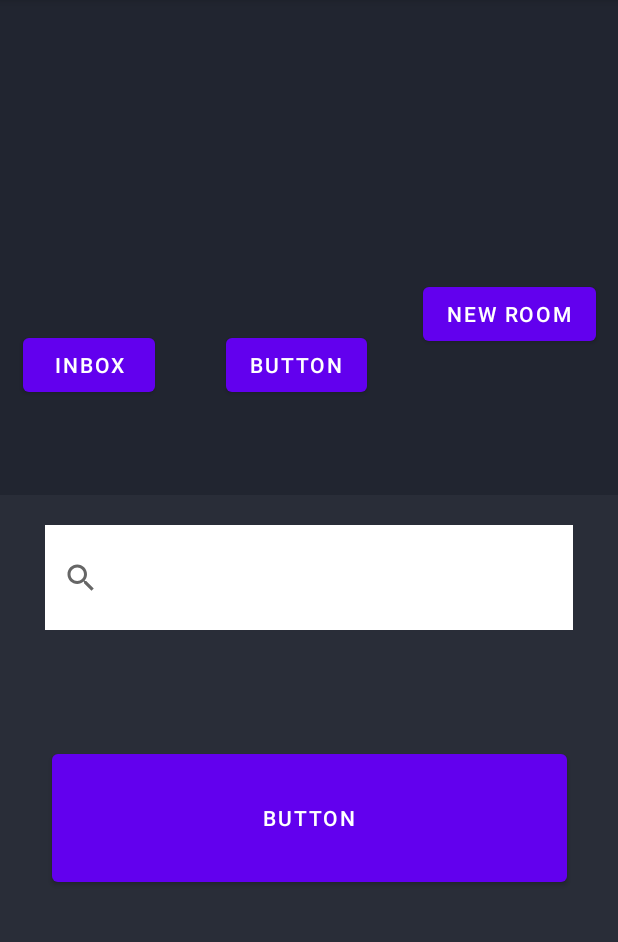
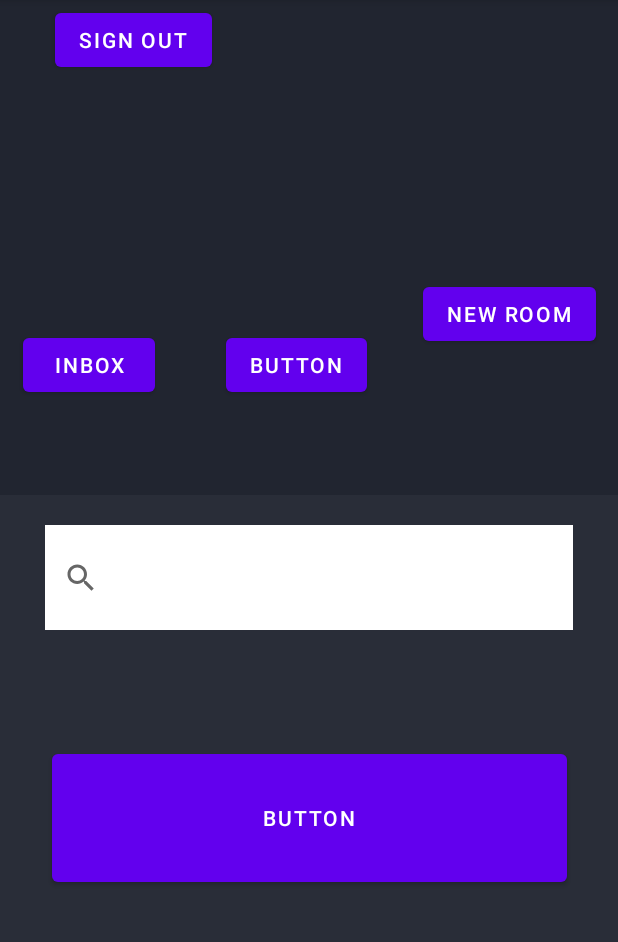
Before and after one commit to Sibo523/BetterTogether, an Android app built with Jetpack Compose: the screen it shows after launch once a user with an empty profile is signed in (MainActivity), on a phone screen of 412 x 824 dp, the part 84-1026 px from its top. Run offline under Robolectric (Android 15) with nearby library versions, the phone set to English and light mode, and no system bars; our stand-ins replace Firebase (no records; nobody signed in at launch, a user with empty details on screens opened directly).

Commit message:
adding sign out from home page

```diff
--- a/app/src/main/java/com/example/bettertogether/MainActivity.kt
+++ b/app/src/main/java/com/example/bettertogether/MainActivity.kt
@@ -1,21 +1,27 @@
 package com.example.bettertogether
 
+import android.content.Intent
 import android.os.Bundle
 import android.view.LayoutInflater
 import android.widget.*
 import androidx.appcompat.app.AlertDialog
 import androidx.appcompat.app.AppCompatActivity
+import com.google.firebase.auth.FirebaseAuth
 
 class MainActivity : AppCompatActivity() {
+    private lateinit var auth: FirebaseAuth
     override fun onCreate(savedInstanceState: Bundle?) {
         super.onCreate(savedInstanceState)
         setContentView(R.layout.activity_main)
+        auth = FirebaseAuth.getInstance()
 
-        // Find Button
-        val button1 = findViewById<Button>(R.id.new_room)
+        val signOutButton = findViewById<Button>(R.id.sign_out_button)
+        signOutButton.setOnClickListener {
+            signOut()
+        }
 
-        // Button click listener
-        button1.setOnClickListener {
+        val new_room = findViewById<Button>(R.id.new_room)
+        new_room.setOnClickListener {
             showFormDialog()
         }
     }
@@ -57,4 +63,13 @@ class MainActivity : AppCompatActivity() {
 
         dialog.show()
     }
+    private fun signOut() {
+        auth.signOut()
+        // Redirect to LoginActivity
+        val intent = Intent(this, LoginActivity::class.java).apply {
+            flags = Intent.FLAG_ACTIVITY_NEW_TASK or Intent.FLAG_ACTIVITY_CLEAR_TASK
+        }
+        startActivity(intent)
+        Toast.makeText(this, "Signed out successfully!", Toast.LENGTH_SHORT).show()
+    }
 }
--- a/app/src/main/res/layout/activity_main.xml
+++ b/app/src/main/res/layout/activity_main.xml
@@ -72,6 +72,21 @@
             app:layout_constraintStart_toStartOf="parent"
             app:layout_constraintTop_toTopOf="parent" />
 
+        <Button
+            android:id="@+id/sign_out_button"
+            android:layout_width="wrap_content"
+            android:layout_height="wrap_content"
+            android:layout_gravity="center_horizontal"
+            android:layout_marginStart="8dp"
+            android:layout_marginTop="5dp"
+            android:layout_marginEnd="148dp"
+            android:layout_marginBottom="171dp"
+            android:text="@string/sign_out"
+            app:layout_constraintBottom_toTopOf="@+id/inbox"
+            app:layout_constraintEnd_toStartOf="@+id/imageView"
+            app:layout_constraintStart_toStartOf="parent"
+            app:layout_constraintTop_toTopOf="parent" />
+
     </androidx.constraintlayout.widget.ConstraintLayout>
 
     <androidx.constraintlayout.widget.ConstraintLayout
--- a/app/src/main/res/values/strings.xml
+++ b/app/src/main/res/values/strings.xml
@@ -7,4 +7,5 @@
     <string name="inbox">Inbox</string>
     <string name="button">Button</string>
     <string name="what_is_the_bet">What is the bet?</string>
+    <string name="sign_out">Sign Out</string>
 </resources>
```
